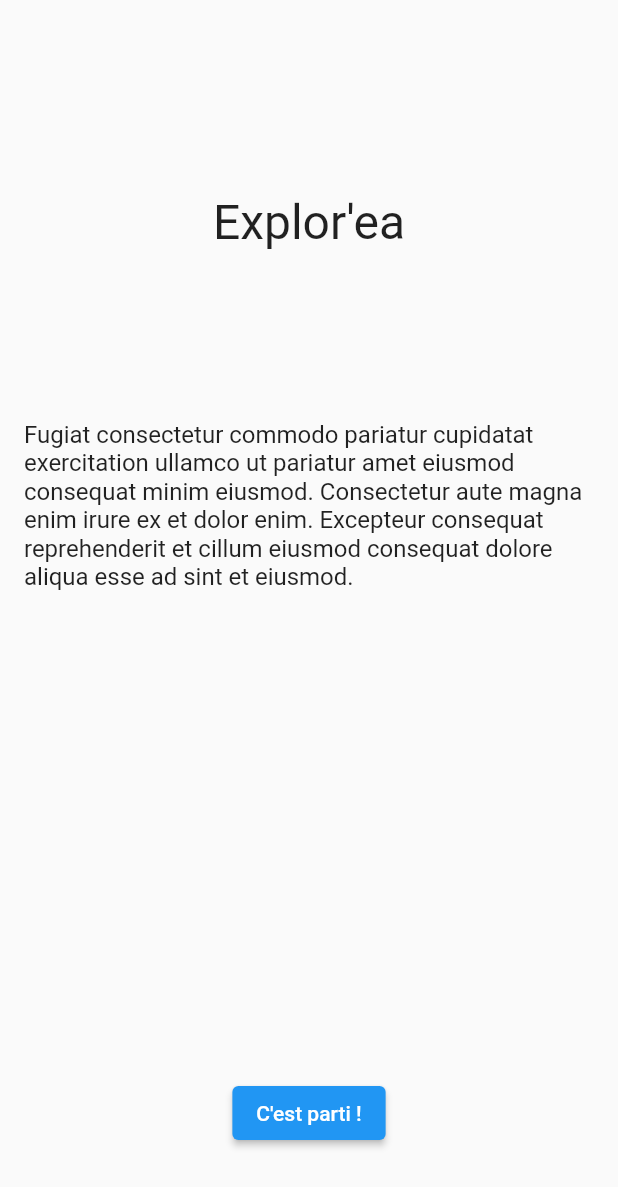
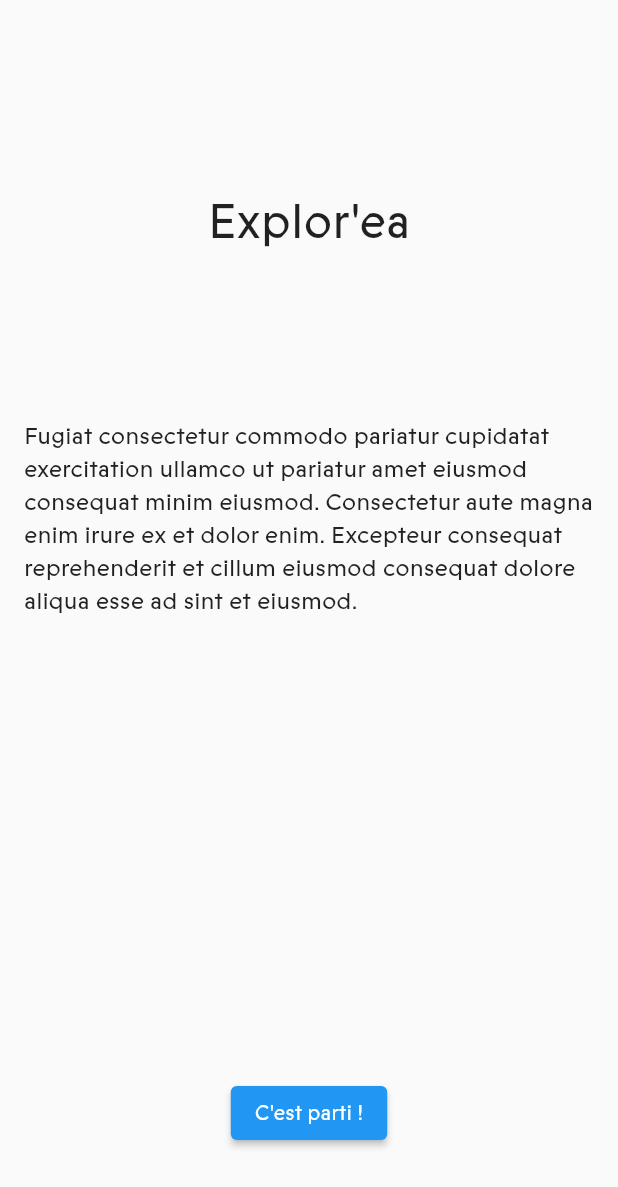
Before and after one commit to Explor-ea/exploreapp, a Flutter app: the screen it shows after launch, on a phone screen of 412 x 824 dp. Shown: the top 1187 px of the screen. Run offline on Flutter 3.47's test engine with Material 2 defaults, Android fonts, the phone set to English and light mode, and no system bars; our stand-ins replace flutter_map, latlong2, shared_preferences.

Commit message:
add and use new font

```diff
--- a/lib/main.dart
+++ b/lib/main.dart
@@ -27,7 +27,7 @@ class MyApp extends StatelessWidget {
           // Notice that the counter didn't reset back to zero; the application
           // is not restarted.
           primarySwatch: Colors.blue,
-      ),
+          fontFamily: "ABCProphet"),
       home: SplashScreen(),
       debugShowCheckedModeBanner: false,
     );
```
Also changed, not shown: pubspec.yaml (+7 -0 lines), assets/fonts/ABCProphet/ABCProphet-Bold.ttf (added), assets/fonts/ABCProphet/ABCProphet-BoldItalic.ttf (added), assets/fonts/ABCProphet/ABCProphet-Extrabold.ttf (added), assets/fonts/ABCProphet/ABCProphet-ExtraboldItalic.ttf (added), assets/fonts/ABCProphet/ABCProphet-Light.ttf (added), assets/fonts/ABCProphet/ABCProphet-LightItalic.ttf (added), assets/fonts/ABCProphet/ABCProphet-Medium.ttf (added), assets/fonts/ABCProphet/ABCProphet-MediumItalic.ttf (added), assets/fonts/ABCProphet/ABCProphet-Regular.ttf (added), assets/fonts/ABCProphet/ABCProphet-RegularItalic.ttf (added), assets/fonts/ABCProphet/ABCProphet-Thin.ttf (added), assets/fonts/ABCProphet/ABCProphet-ThinIta.ttf (added). Lines whose indentation alone changed are shown as unchanged.
